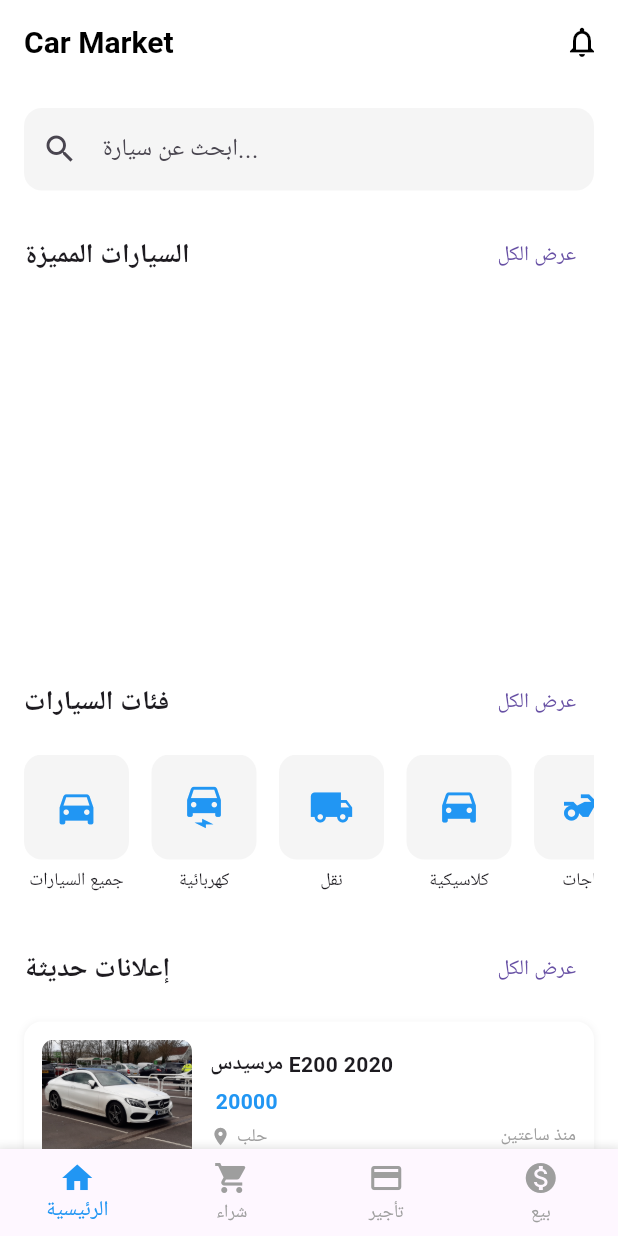
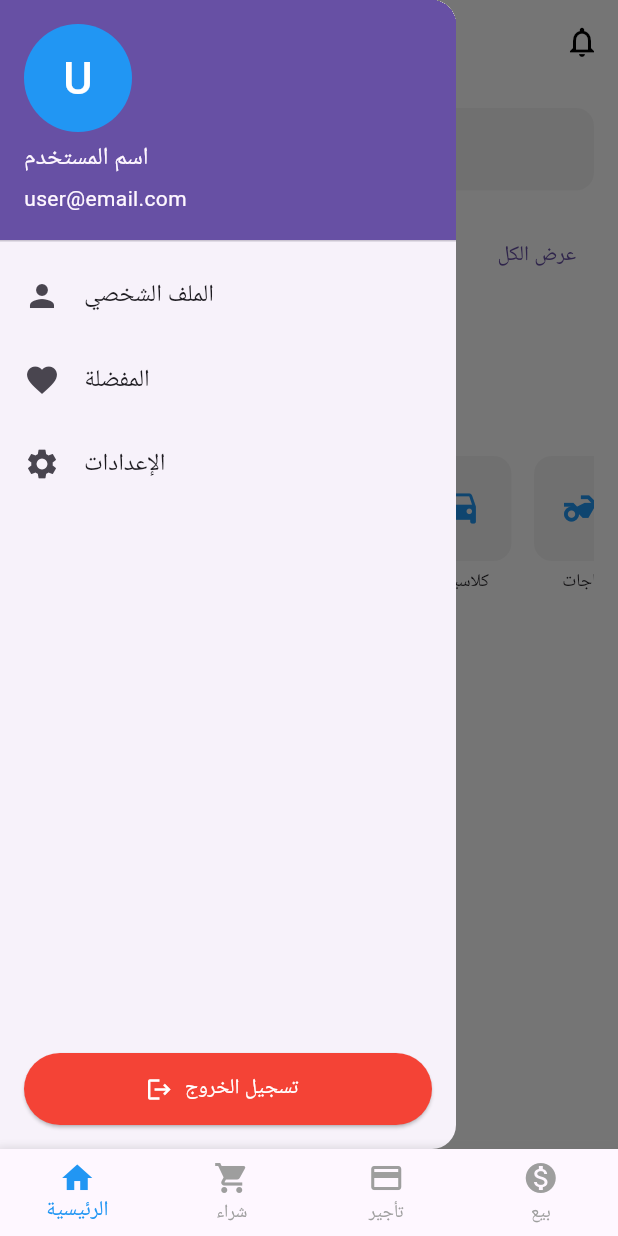
Before and after one commit to abdoomyan10/Car_app, a Flutter app: the MainNavigationScreen screen opened directly, with the side drawer open (before the commit the screen has no drawer), on a phone screen of 412 x 824 dp. Run offline on Flutter 3.47's test engine with Material 3 defaults, Android fonts, the light colour scheme and no system bars; our stand-ins replace bloc, bot_toast, cloud_firestore, dartz, equatable, firebase_auth and 8 more; accounts and stored records are empty.

Commit message:
add buy car screen and drawer

```diff
--- a/lib/featuers/buy/data/datasource/car_datasource.dart
+++ b/lib/featuers/buy/data/datasource/car_datasource.dart
@@ -51,12 +51,12 @@ class CarListingsRemoteDataSourceImpl implements CarListingsRemoteDataSource {
       if (carType != null) {
         query = query.where('carType', isEqualTo: carType);
       }
-      query = query.limit(10);
       final querySnapshot = await query.get();
       return querySnapshot.docs.map((doc) {
         return CarListing.fromMap(doc.id, doc.data() as Map<String, dynamic>);
       }).toList();
     } catch (e) {
+      print(e);
       throw ServerFailure('Failed to fetch car listings: $e');
     }
   }
--- a/lib/featuers/buy/data/model/car_model.dart
+++ b/lib/featuers/buy/data/model/car_model.dart
@@ -65,7 +65,7 @@ class CarListing extends Equatable {
       description: map['description'] ?? '',
       city: map['city'] ?? '',
       imageUrls: List<String>.from(map['imageUrls'] ?? []),
-      createdAt: (map['createdAt'] as Timestamp).toDate(),
+      createdAt: (map['createdAt'] as Timestamp?)?.toDate() ?? DateTime.now(),
       status: map['status'] ?? 'pending',
       type: map['type'] ?? 'sell',
     );
--- /dev/null
+++ b/lib/featuers/buy/presentation/bloc/buy_event.dart
@@ -0,0 +1,6 @@
+part of 'buy_bloc.dart';
+
+@immutable
+abstract class BuyEvent {}
+
+class GetBuyCarEvent extends BuyEvent {}
--- a/lib/featuers/favorite/presentation/pages/favorite_screen.dart
+++ b/lib/featuers/favorite/presentation/pages/favorite_screen.dart
@@ -112,7 +112,7 @@ class FavoriteCarItem extends StatelessWidget {
             IconButton(
               icon: const Icon(Icons.delete_outline, color: Colors.red),
               onPressed: () {
-                context.read<FavoriteBloc>().add(ToggleFavoriteEvent(carListing: favorite));
+                getIt<FavoriteBloc>().add(ToggleFavoriteEvent(carListing: favorite));
               },
             ),
           ],
--- /dev/null
+++ b/lib/featuers/home/presentation/pages/drawer.dart
@@ -0,0 +1,72 @@
+import 'package:flutter/material.dart';
+
+import '../../../favorite/presentation/pages/favorite_screen.dart';
+
+class AppDrawer extends StatelessWidget {
+  const AppDrawer({super.key});
+
+  @override
+  Widget build(BuildContext context) {
+    return Drawer(
+      child: SafeArea(
+        child: Column(
+          crossAxisAlignment: CrossAxisAlignment.stretch,
+          children: [
+            UserAccountsDrawerHeader(
+              accountName: Text('اسم المستخدم'), // Replace with actual user name if available
+              accountEmail: Text('user@email.com'), // Replace with actual email if available
+              currentAccountPicture: CircleAvatar(
+                backgroundColor: Colors.blue,
+                child: Text(
+                  'U', // First letter of user name
+                  style: TextStyle(fontSize: 30, color: Colors.white),
+                ),
+              ),
+            ),
+            ListTile(
+              leading: Icon(Icons.person),
+              title: Text('الملف الشخصي'),
+              onTap: () {
+                // Navigate to profile page if exists
+                Navigator.pop(context);
+              },
+            ),
+            ListTile(
+              leading: Icon(Icons.favorite),
+              title: Text('المفضلة'),
+              onTap: () {
+                Navigator.push(context, MaterialPageRoute(builder: (context) => FavoritesScreen()));
+              },
+            ),
+            ListTile(
+              leading: Icon(Icons.settings),
+              title: Text('الإعدادات'),
+              onTap: () {
+                // Navigate to settings page if exists
+                Navigator.pop(context);
+              },
+            ),
+            const Spacer(),
+            Padding(
+              padding: const EdgeInsets.all(16.0),
+              child: ElevatedButton.icon(
+                style: ElevatedButton.styleFrom(
+                  backgroundColor: Colors.red,
+                  foregroundColor: Colors.white,
+                  minimumSize: Size(double.infinity, 48),
+                ),
+                icon: Icon(Icons.logout),
+                label: Text('تسجيل الخروج'),
+                onPressed: () {
+                  // TODO: Add logout logic here
+                  Navigator.of(context).popUntil((route) => route.isFirst);
+                  // Optionally navigate to login screen
+                },
+              ),
+            ),
+          ],
+        ),
+      ),
+    );
+  }
+}
--- a/lib/featuers/home/presentation/pages/home.dart
+++ b/lib/featuers/home/presentation/pages/home.dart
@@ -1,14 +1,15 @@
 // ignore_for_file: public_member_api_docs, sort_constructors_first
-import 'package:car_appp/core/utils/requests_status.dart';
 import 'package:car_appp/featuers/buy/data/model/car_model.dart';
 import 'package:car_appp/featuers/buy/presentation/pages/buy.dart';
 import 'package:car_appp/featuers/favorite/presentation/pages/favorite_screen.dart';
+import 'package:car_appp/featuers/home/presentation/pages/drawer.dart';
 import 'package:car_appp/featuers/rent/presentation/pages/rent.dart';
 import 'package:car_appp/featuers/sale/presentation/pages/sale.dart';
 import 'package:flutter/material.dart';
 import 'package:flutter_bloc/flutter_bloc.dart';
 
 import '../../../../core/services/dependencies.dart';
+import '../../../../core/utils/requests_status.dart';
 import '../../../favorite/presentation/bloc/favorite_bloc.dart';
 import '../bloc/home_bloc.dart';
 
@@ -19,9 +20,9 @@ class MainNavigationScreen extends StatefulWidget {
   State<MainNavigationScreen> createState() => _MainNavigationScreenState();
 }
 
+int currentIndex = 0;
+
 class _MainNavigationScreenState extends State<MainNavigationScreen> {
-  int _currentIndex = 0;
-
   final List<Widget> _pages = [
     const HomeScreen(),
     const BuyScreen(),
@@ -32,7 +33,7 @@ class _MainNavigationScreenState extends State<MainNavigationScreen> {
   @override
   Widget build(BuildContext context) {
     return Scaffold(
-      body: IndexedStack(index: _currentIndex, children: _pages),
+      body: IndexedStack(index: currentIndex, children: _pages),
       bottomNavigationBar: Container(
         decoration: BoxDecoration(
           boxShadow: [
@@ -40,10 +41,10 @@ class _MainNavigationScreenState extends State<MainNavigationScreen> {
           ],
         ),
         child: BottomNavigationBar(
-          currentIndex: _currentIndex,
+          currentIndex: currentIndex,
           onTap: (index) {
             setState(() {
-              _currentIndex = index;
+              currentIndex = index;
             });
           },
           type: BottomNavigationBarType.fixed,
@@ -96,6 +97,8 @@ class _HomeScreenState extends State<HomeScreen> {
   @override
   Widget build(BuildContext context) {
     return Scaffold(
+      drawer: AppDrawer(),
+
       appBar: AppBar(
         title: const Text('Car Market'),
         actions: [IconButton(icon: const Icon(Icons.notifications_none), onPressed: () {})],
@@ -105,9 +108,14 @@ class _HomeScreenState extends State<HomeScreen> {
   }
 }
 
-class HomeScreenBody extends StatelessWidget {
+class HomeScreenBody extends StatefulWidget {
   const HomeScreenBody({super.key});
 
+  @override
+  State<HomeScreenBody> createState() => _HomeScreenBodyState();
+}
+
+class _HomeScreenBodyState extends State<HomeScreenBody> {
   @override
   Widget build(BuildContext context) {
     return SingleChildScrollView(
@@ -171,7 +179,7 @@ class SectionTitle extends StatelessWidget {
       mainAxisAlignment: MainAxisAlignment.spaceBetween,
       children: [
         Text(title, style: const TextStyle(fontSize: 18, fontWeight: FontWeight.bold)),
-        TextButton(onPressed: onTap ?? () {}, child: const Text('عرض الكل')),
+        TextButton(onPressed: onTap, child: onTap == null ? Text('') : const Text('عرض الكل')),
       ],
     );
   }
@@ -182,33 +190,22 @@ class FeaturedCarsSection extends StatelessWidget {
 
   @override
   Widget build(BuildContext context) {
-    return SizedBox(
-      height: 220,
-      child: BlocBuilder<HomeBloc, HomeState>(
-        bloc: getIt<HomeBloc>(),
-        builder: (context, state) {
-          print(state.cars.length);
-          print(state.carBuyStatus);
-          return state.carBuyStatus == RequestStatus.failed
-              ? Center(
-                  child: IconButton.filled(
-                    onPressed: () {
-                      getIt<HomeBloc>().add(GetCarsEvent());
-                    },
-                    icon: Icon(Icons.refresh),
-                  ),
-                )
-              : state.carBuyStatus == RequestStatus.success
-              ? ListView.separated(
+    return BlocBuilder<FavoriteBloc, FavoriteState>(
+      bloc: getIt<FavoriteBloc>(),
+      builder: (context, state) {
+        return state.cars.isEmpty
+            ? Center(child: Text('لا يوجد سيارات مفضلة بعد'))
+            : SizedBox(
+                height: 220,
+                child: ListView.separated(
                   separatorBuilder: (context, index) => SizedBox(width: 10),
-                  itemCount: state.cars.length,
+                  itemCount: state.cars.length > 3 ? 3 : state.cars.length,
                   scrollDirection: Axis.horizontal,
 
                   itemBuilder: (context, index) => CarCard(car: state.cars[index]),
-                )
-              : Center(child: CircularProgressIndicator.adaptive());
-        },
-      ),
+                ),
+              );
+      },
     );
   }
 }
@@ -357,24 +354,30 @@ class RecentListingsSection extends StatelessWidget {
 
   @override
   Widget build(BuildContext context) {
-    return const Column(
-      children: [
-        ListingItem(
-          image: 'assets/mercedes.png',
-          title: 'مرسيدس E200 2020',
-          price: ' 20000',
-          location: 'حلب',
-          date: 'منذ ساعتين',
-        ),
-        SizedBox(height: 10),
-        ListingItem(
-          image: 'assets/lxs.png.png',
-          title: 'لكزس LX570 2021',
-          price: '25000',
-          location: 'الشام',
-          date: 'منذ 5 ساعات',
-        ),
-      ],
+    return BlocBuilder<HomeBloc, HomeState>(
+      bloc: getIt<HomeBloc>(),
+      builder: (context, state) {
+        return state.carBuyStatus == RequestStatus.loading
+            ? const Center(child: CircularProgressIndicator())
+            : state.cars.isEmpty
+            ? const Center(child: Text('لا توجد إعلانات حديثة'))
+            : ListView.separated(
+                separatorBuilder: (context, index) => const SizedBox(height: 10),
+                itemCount: state.cars.length,
+                shrinkWrap: true,
+                physics: const NeverScrollableScrollPhysics(),
+                itemBuilder: (context, index) {
+                  final car = state.cars[index];
+                  return ListingItem(
+                    image: car.imageUrls.firstOrNull ?? '',
+                    title: car.carModel,
+                    price: '${car.price.toStringAsFixed(0)} ل.س',
+                    location: car.city,
+                    date: '${car.createdAt.day}/${car.createdAt.month}/${car.createdAt.year}',
+                  );
+                },
+              );
+      },
     );
   }
 }
@@ -415,7 +418,7 @@ class ListingItem extends StatelessWidget {
         children: [
           ClipRRect(
             borderRadius: BorderRadius.circular(8),
-            child: Image.asset(
+            child: Image.network(
               image,
               width: 100,
               height: 80,
--- a/lib/featuers/sale/data/datasource/sell_datasourcef.dart
+++ b/lib/featuers/sale/data/datasource/sell_datasourcef.dart
@@ -10,7 +10,7 @@ import 'package:injectable/injectable.dart';
 class SellCarRemoteDataSource {
   final FirebaseFirestore _firestore = FirebaseFirestore.instance;
 
-  Future<String> uploadImage(XFile imageFile, String carId) async {
+  Future<String> uploadImage(XFile imageFile) async {
     try {
       final image = base64Encode(await imageFile.readAsBytes());
       final response = await post(
@@ -36,7 +36,6 @@ class SellCarRemoteDataSource {
     required List<String> imageUrls,
   }) async {
     try {
-      print(imageUrls);
       await _firestore.collection('car_listings').add({
         'carModel': carModel,
         'year': year,
--- a/lib/featuers/sale/data/repo/sell_repo_impl.dart
+++ b/lib/featuers/sale/data/repo/sell_repo_impl.dart
@@ -14,7 +14,7 @@ class SellCarRepositoryImpl implements SellCarRepository {
   Future<List<String>> uploadImages(List<XFile> imageFiles, String carId) async {
     List<String> imageUrls = [];
     final result = await Future.wait(
-      imageFiles.map((e) async => await remoteDataSource.uploadImage(e, carId)),
+      imageFiles.map((e) async => await remoteDataSource.uploadImage(e)),
     );
     imageUrls.addAll(result);
     return imageUrls;
```
Also changed, not shown: lib/featuers/buy/presentation/bloc/buy_bloc.dart (added, +31 -0 lines), lib/featuers/buy/presentation/bloc/buy_state.dart (added, +11 -0 lines), lib/featuers/buy/presentation/pages/buy.dart (+60 -83 lines), lib/featuers/rent/presentation/bloc/rent_car_bloc.dart (+15 -1 lines), lib/featuers/rent/presentation/pages/rent.dart (+11 -9 lines), lib/core/services/dependencies.config.dart.
